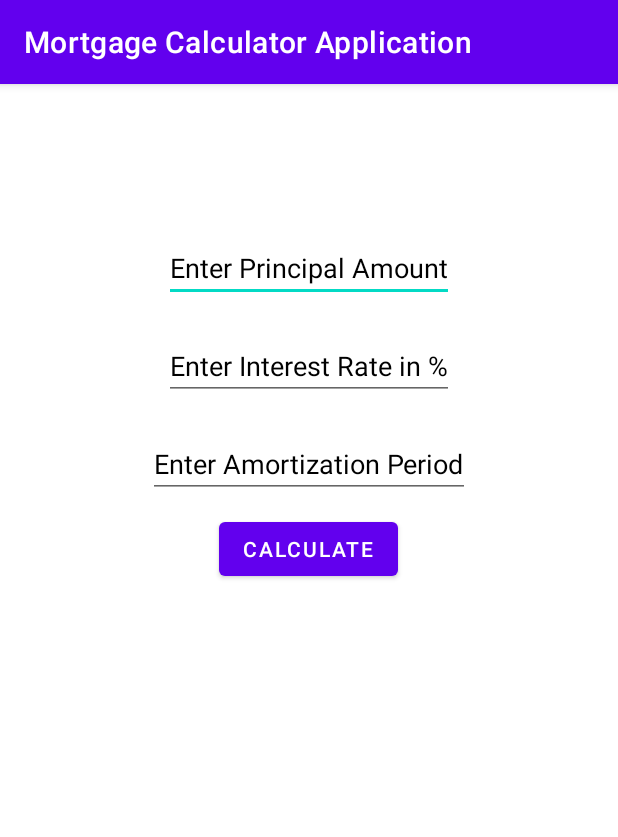
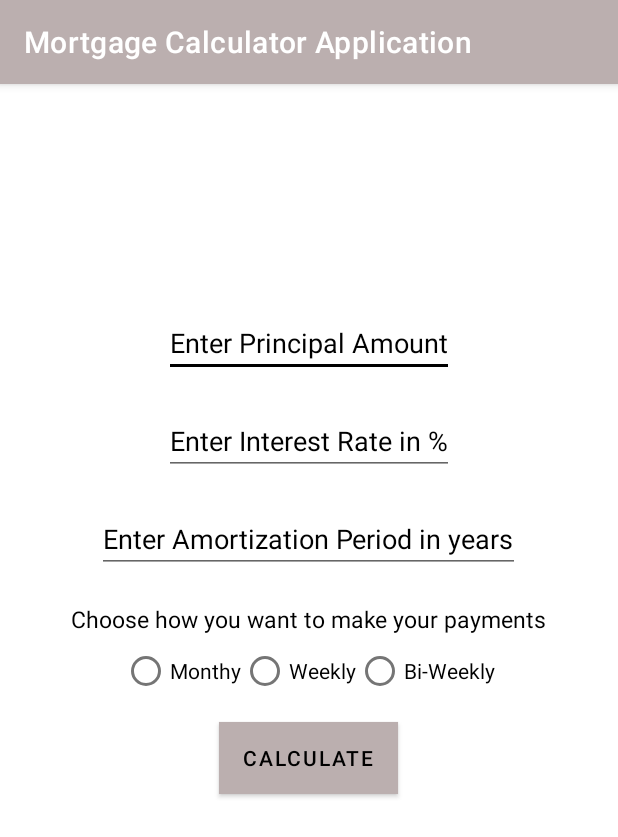
Before and after one commit to TegSingh/MortgageCalculatorApplication, an Android app: the screen it shows after launch (MainActivity), on a phone screen of 412 x 824 dp. Shown: the top 837 px of the screen. Run offline under Robolectric (Android 15) with nearby library versions, the phone set to English and light mode, and no system bars.

```diff
--- a/app/src/main/AndroidManifest.xml
+++ b/app/src/main/AndroidManifest.xml
@@ -10,6 +10,9 @@
         android:supportsRtl="true"
         android:theme="@style/Theme.MortgageCalculatorApplication">
         <activity
+            android:name=".SecondActivity"
+            android:exported="true" />
+        <activity
             android:name=".MainActivity"
             android:exported="true">
             <intent-filter>
--- a/app/src/main/res/layout/activity_main.xml
+++ b/app/src/main/res/layout/activity_main.xml
@@ -14,7 +14,7 @@
         android:id="@+id/edtPrincipal"
         android:textColor="@color/black"
         android:layout_centerHorizontal="true"
-        android:layout_marginTop="100dp"
+        android:layout_marginTop="150dp"
         android:layout_marginBottom="10dp"/>
 
     <EditText
@@ -38,15 +38,59 @@
         android:layout_marginTop="10dp"
         android:layout_marginEnd="10dp"
         android:layout_marginBottom="10dp"
-        android:hint="Enter Amortization Period"
+        android:hint="Enter Amortization Period in years"
         android:textColorHint="@color/black"
         android:textColor="@color/black" />
 
-    <Button
+    <TextView
         android:layout_width="wrap_content"
         android:layout_height="wrap_content"
+        android:id="@+id/payPeriodLabel"
+        android:layout_centerHorizontal="true"
+        android:textSize="15dp"
+        android:textColor="@color/black"
+        android:text="Choose how you want to make your payments"
+        android:layout_below="@+id/edtAmtPeriod"
+        android:layout_marginTop="10dp"/>
+
+    <RadioGroup
+        android:layout_width="wrap_content"
+        android:layout_height="wrap_content"
+        android:id="@+id/radioGroupPayPeriod"
+        android:layout_below="@+id/payPeriodLabel"
+        android:layout_centerHorizontal="true"
+        android:orientation="horizontal">
+
+        <RadioButton
+            android:layout_width="wrap_content"
+            android:layout_height="wrap_content"
+            android:text="Monthy"
+            android:id="@+id/monthlyRadioButton"/>
+
+        <RadioButton
+            android:layout_width="wrap_content"
+            android:layout_height="wrap_content"
+            android:text="Weekly"
+            android:id="@+id/weeklyRadioButton"/>
+
+        <RadioButton
+            android:layout_width="wrap_content"
+            android:layout_height="wrap_content"
+            android:text="Bi-Weekly"
+            android:id="@+id/biweeklyRadioButton"/>
+
+    </RadioGroup>
+
+    <Button
+        android:id="@+id/calculateMortgage"
+        android:layout_width="wrap_content"
+        android:layout_height="wrap_content"
+        android:layout_below="@+id/radioGroupPayPeriod"
+        android:layout_centerHorizontal="true"
+        android:layout_marginTop="10dp"
+        android:onClick="onClickCalculate"
         android:text="Calculate"
-        android:layout_below="@+id/edtAmtPeriod"
-        android:layout_centerHorizontal="true"/>
+        android:background="@color/grey"
+        android:textColor="@color/black" />
 
 </RelativeLayout>
--- a/app/src/main/res/values/colors.xml
+++ b/app/src/main/res/values/colors.xml
@@ -7,4 +7,5 @@
     <color name="teal_700">#FF018786</color>
     <color name="black">#FF000000</color>
     <color name="white">#FFFFFFFF</color>
+    <color name="grey">#BBAFAF</color>
 </resources>
--- a/app/src/main/res/values/themes.xml
+++ b/app/src/main/res/values/themes.xml
@@ -2,15 +2,15 @@
     <!-- Base application theme. -->
     <style name="Theme.MortgageCalculatorApplication" parent="Theme.MaterialComponents.DayNight.DarkActionBar">
         <!-- Primary brand color. -->
-        <item name="colorPrimary">@color/purple_500</item>
-        <item name="colorPrimaryVariant">@color/purple_700</item>
-        <item name="colorOnPrimary">@color/white</item>
+        <item name="colorPrimary">@color/grey</item>
+        <item name="colorPrimaryVariant">@color/black</item>
+        <item name="colorOnPrimary">@color/black</item>
         <!-- Secondary brand color. -->
-        <item name="colorSecondary">@color/teal_200</item>
-        <item name="colorSecondaryVariant">@color/teal_700</item>
+        <item name="colorSecondary">@color/black</item>
+        <item name="colorSecondaryVariant">@color/black</item>
         <item name="colorOnSecondary">@color/black</item>
         <!-- Status bar color. -->
-        <item name="android:statusBarColor" tools:targetApi="l">?attr/colorPrimaryVariant</item>
+        <item name="android:statusBarColor" tools:targetApi="l">?attr/colorOnSecondary</item>
         <!-- Customize your theme here. -->
     </style>
 </resources>
```
Also changed, not shown: app/src/main/java/com/example/mortgagecalculatorapplication/MainActivity.java (+28 -0 lines), app/src/main/java/com/example/mortgagecalculatorapplication/SecondActivity.java (added, +14 -0 lines), app/src/main/res/layout/activity_second.xml (added, +9 -0 lines).
